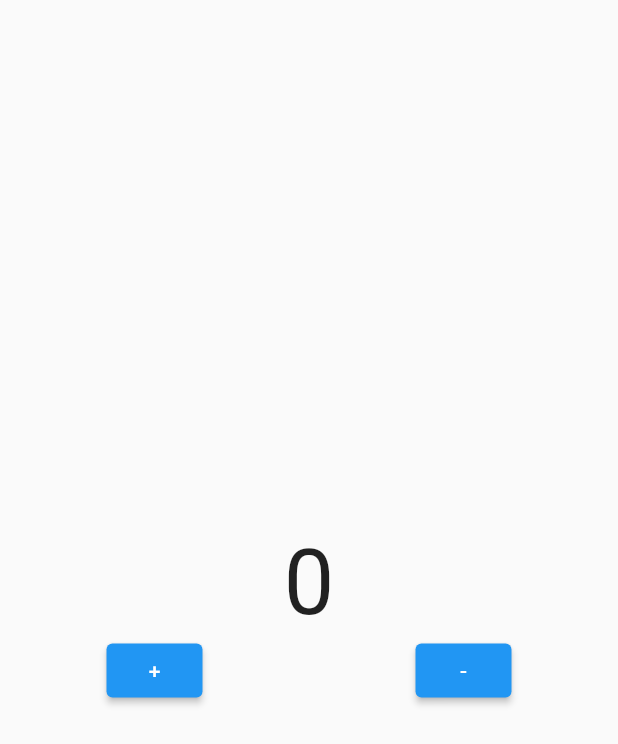
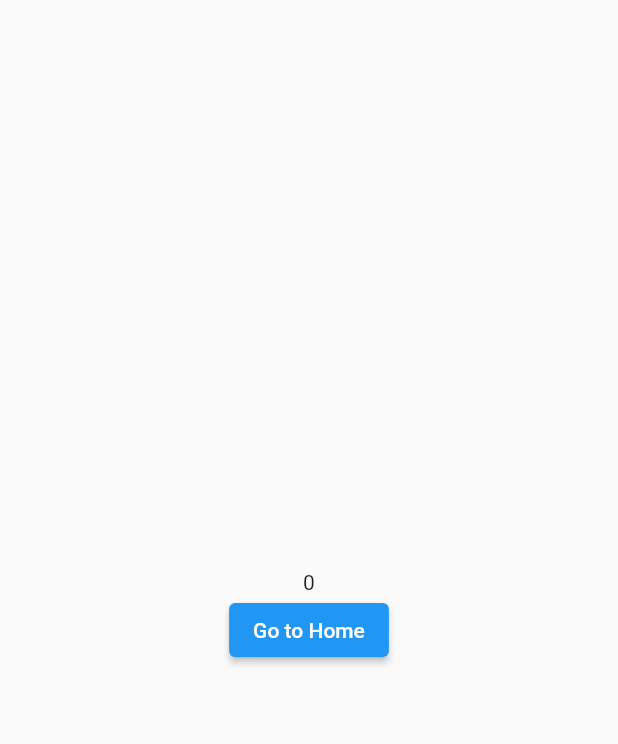
Before and after one commit to amritmgrr/Counter_app1, a Flutter app: the screen it shows after launch, on a phone screen of 412 x 824 dp. Shown: the top 744 px of the screen. Run offline on Flutter 3.47's test engine with Material 2 defaults, Android fonts, the phone set to English and light mode, and no system bars; our stand-ins replace flutter_bloc; missing offline and left inert: dart:ffi.

Commit message:
no auto reset

```diff
--- a/lib/app.dart
+++ b/lib/app.dart
@@ -1,13 +1,18 @@
-import 'view/screens/home.dart';
+import 'package:counter_app/controller/cubits/counter_cubits/counter_cubit.dart';
+import 'package:counter_app/view/screens/one.dart';
 import 'package:flutter/material.dart';
+import 'package:flutter_bloc/flutter_bloc.dart';
 
 class App extends StatelessWidget {
   const App({super.key});
 
   @override
   Widget build(BuildContext context) {
-    return MaterialApp(
-      home: HomeScreen(),
+    return BlocProvider(
+      create: (context) => CounterCubit(),
+      child: MaterialApp(
+        home: OneScreen(),
+      ),
     );
   }
 }
--- a/lib/view/screens/home.dart
+++ b/lib/view/screens/home.dart
@@ -9,9 +9,7 @@ class HomeScreen extends StatelessWidget {
 
   @override
   Widget build(BuildContext context) {
-    return BlocProvider(
-      create: (context) => CounterCubit(),
-      child: BlocBuilder<CounterCubit, int>(
+    return BlocBuilder<CounterCubit, int>(
       builder: (context, state) {
         return Scaffold(
           body: Column(
@@ -40,7 +38,6 @@ class HomeScreen extends StatelessWidget {
           ),
         );
       },
-      ),
     );
   }
 }
--- /dev/null
+++ b/lib/view/screens/one.dart
@@ -0,0 +1,32 @@
+import 'package:counter_app/view/screens/home.dart';
+import 'package:flutter/material.dart';
+import 'package:flutter_bloc/flutter_bloc.dart';
+import '../../controller/cubits/counter_cubits/counter_cubit.dart';
+
+class OneScreen extends StatelessWidget {
+  const OneScreen({super.key});
+
+  @override
+  Widget build(BuildContext context) {
+    return BlocBuilder<CounterCubit, int>(
+      builder: (context, state) {
+        return Scaffold(
+          body: Center(
+            child: Column(
+              mainAxisAlignment: MainAxisAlignment.center,
+              children: [
+                Text(state.toString()),
+                ElevatedButton(
+                    onPressed: () {
+                      Navigator.of(context).push(MaterialPageRoute(
+                          builder: (context) => HomeScreen()));
+                    },
+                    child: const Text("Go to Home")),
+              ],
+            ),
+          ),
+        );
+      },
+    );
+  }
+}
```
Also changed, not shown: 1 other file. Lines whose indentation alone changed are shown as unchanged.
